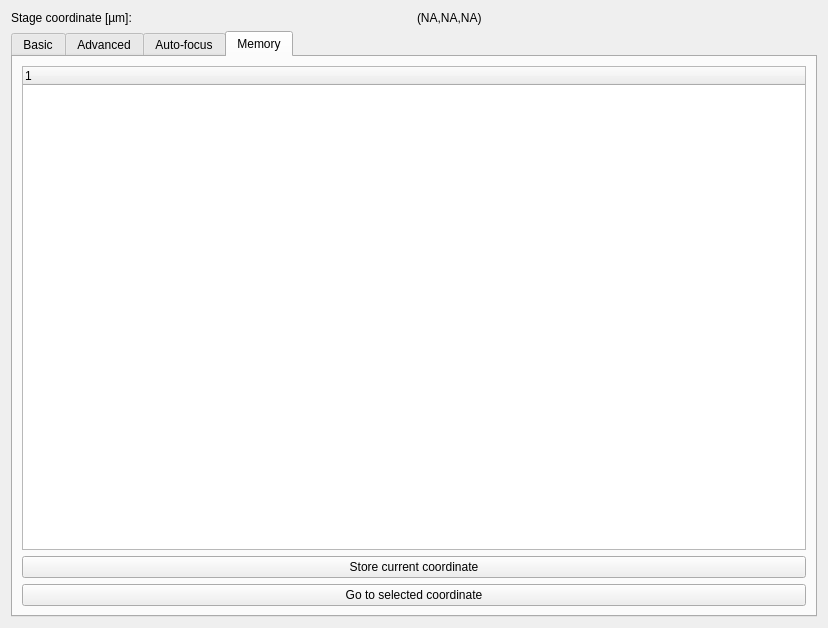
Before: the Qt Designer form iris/resources/motion_video/stagecontrol.ui in The-Thomas-Lab-UCL/orm-iris, drawn with Qt 5.
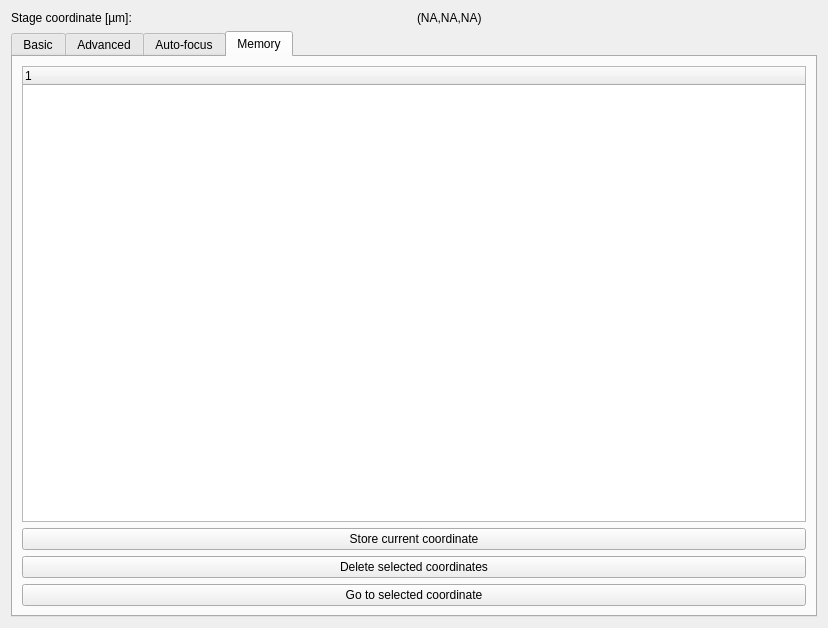
After: the same form once the commit is applied. The open tabs and pages were chosen to show the change.

Commit message:
Added: coordinate memory
- motion_video now has an additional capability to remember coordinates, storing them in the local disk, of which the user can choose to go to

Patch:
```diff
--- a/iris/resources/motion_video/stagecontrol.ui
+++ b/iris/resources/motion_video/stagecontrol.ui
@@ -501,6 +501,13 @@
              </property>
             </widget>
            </item>
+           <item>
+            <widget class="QPushButton" name="btn_memory_delete">
+             <property name="text">
+              <string>Delete selected coordinates</string>
+             </property>
+            </widget>
+           </item>
            <item>
             <widget class="QPushButton" name="btn_memory_goto">
              <property name="text">
```
The commit also changes 3 other files.
